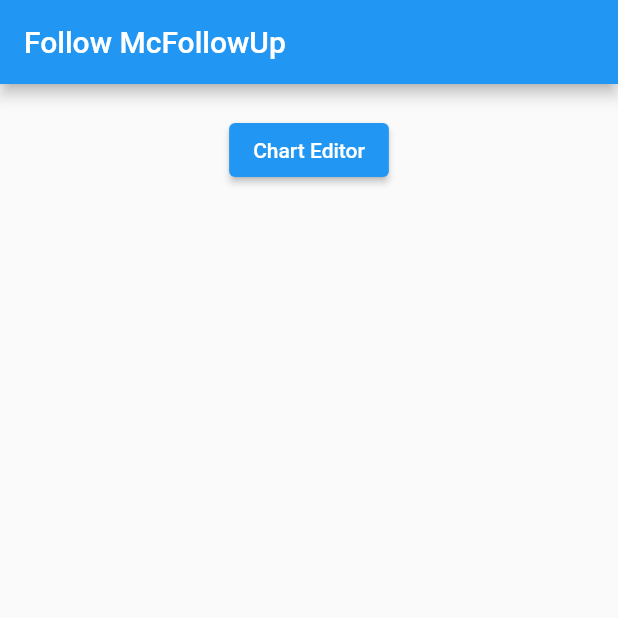
After one commit to GoForthTechnology/FollowMcFollowUp, a Flutter app: the screen it shows after launch, on a phone screen of 412 x 824 dp, the top half of it. The commit adds this screen. Run offline on Flutter 3.47's test engine with Material 2 defaults, Android fonts, the phone set to English and light mode, and no system bars.

Commit message:
Add landing page for the app

```diff
--- a/fmfu/lib/view/chart_screen.dart
+++ b/fmfu/lib/view/chart_screen.dart
@@ -8,7 +8,7 @@ import 'package:fmfu/model/stickers.dart';
 import 'package:fmfu/view_model/chart_list_view_model.dart';
 
 class ChartPage extends StatefulWidget {
-  const ChartPage({Key? key}) : super(key: key);
+  static const String routeName = "charts";
 
   @override
   State<StatefulWidget> createState() => _ChartPageState();
@@ -23,7 +23,7 @@ class _ChartPageState extends State<ChartPage> {
       appBar: AppBar(
         // Here we take the value from the MyHomePage object that was created by
         // the App.build method, and use it to set our appbar title.
-        title: const Text("Grid Page"),
+        title: const Text("Chart Editor"),
         actions: [
           IconButton(icon: Icon(model.editEnabled ? Icons.edit_off: Icons.edit, color: Colors.white), onPressed: () {
             model.toggleEdit();
--- /dev/null
+++ b/fmfu/lib/view/home_screen.dart
@@ -0,0 +1,24 @@
+
+
+import 'package:flutter/material.dart';
+
+class HomeScreen extends StatelessWidget {
+  static const String routeName = "home";
+
+  @override
+  Widget build(BuildContext context) {
+    return Scaffold(
+      appBar: AppBar(
+        title: const Text("Follow McFollowUp"),
+      ),
+      body: Center(child: Padding(padding: const EdgeInsets.all(20), child: Column(
+        children: [
+          ElevatedButton(onPressed: () {
+            Navigator.of(context).pushNamed("charts");
+          }, child: const Text("Chart Editor")),
+        ],
+      ))),
+    );
+  }
+
+}
```
Also changed, not shown: fmfu/lib/main.dart (+9 -99 lines).
